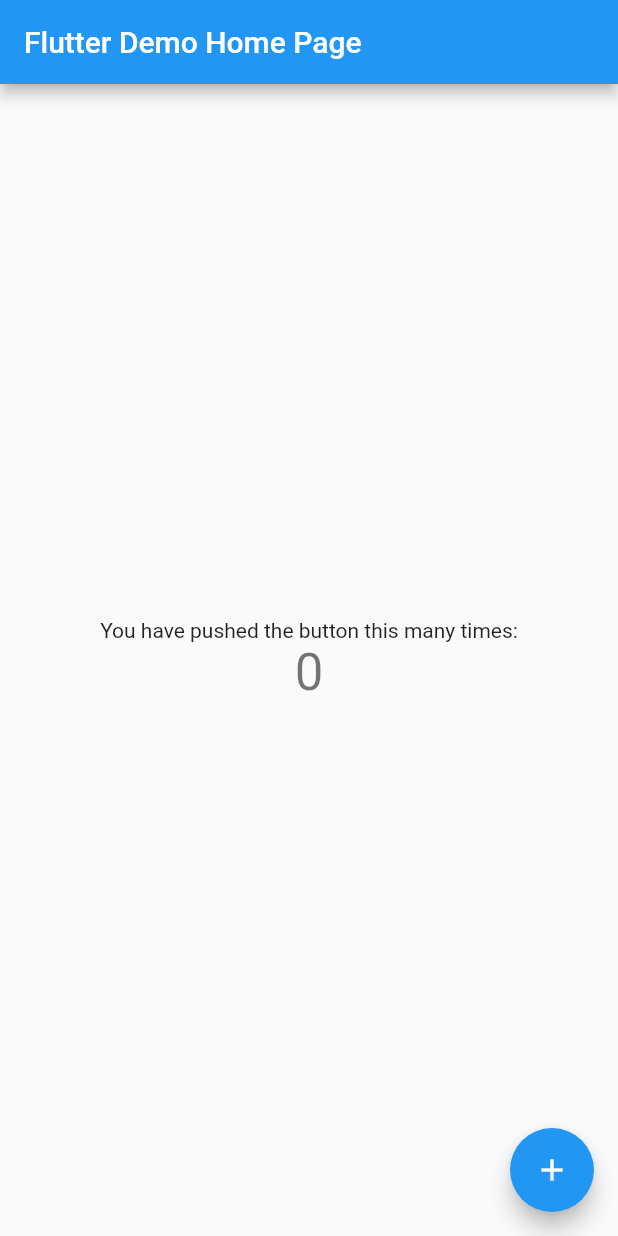
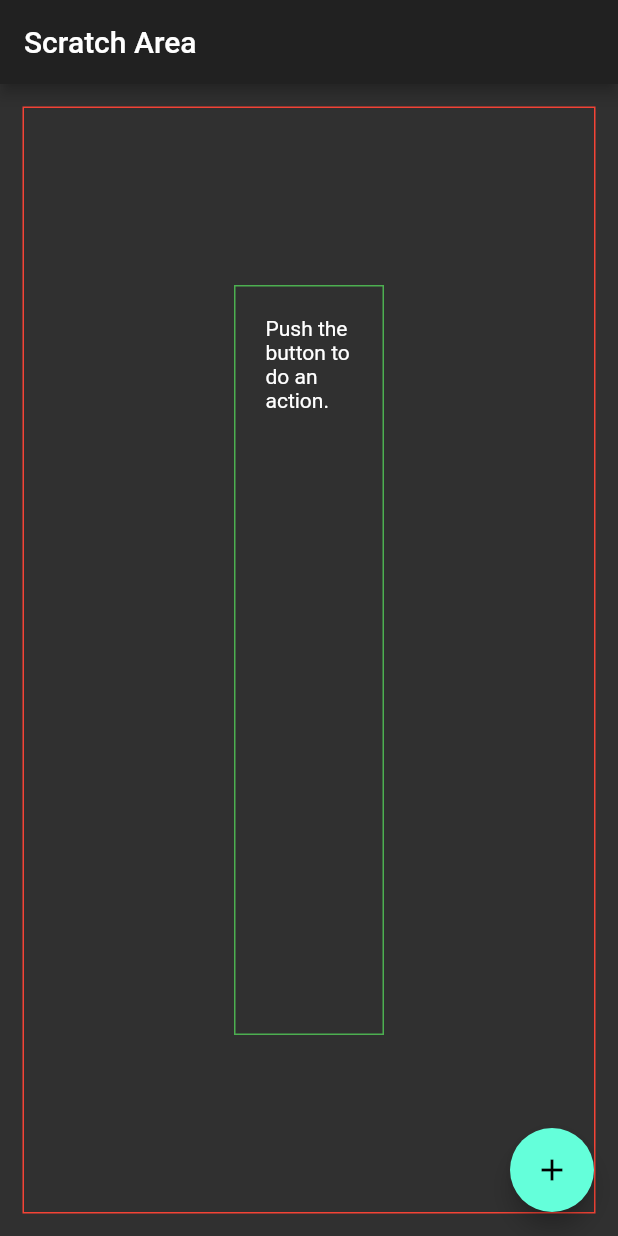
Before and after one commit to tmcmaster/flutter_scratch_area, a Flutter app: the screen it shows after launch, on a phone screen of 412 x 824 dp. Run offline on Flutter 3.47's test engine with Material 2 defaults, Android fonts, the light colour scheme and no system bars; our stand-ins replace carousel_slider; missing offline and left inert: graphview.

Commit message:
added a ViewPane widget.

```diff
--- a/analysis_options.yaml
+++ b/analysis_options.yaml
@@ -10,7 +10,11 @@
 # linter:
 #   rules:
 #     - camel_case_types
+# For list of options see: https://dart-lang.github.io/linter/lints/
 
+linter:
+  rules:
+    prefer_const_declarations: true
 
 analyzer:
   exclude:
--- /dev/null
+++ b/lib/apps/scratch_area_app.dart
@@ -0,0 +1,38 @@
+import 'package:flutter/material.dart';
+import 'package:flutter_scratch_area/widgets/scratch_area/view_pane.dart';
+
+class ScratchArea extends StatelessWidget {
+  static Widget create() => ScratchArea();
+
+  static const String title = 'Scratch Area';
+  const ScratchArea({
+    Key? key,
+  }) : super(key: key);
+
+  @override
+  Widget build(BuildContext context) {
+    return MaterialApp(
+      title: title,
+      theme: ThemeData.dark(),
+      home: SafeArea(
+        child: Scaffold(
+          appBar: AppBar(
+            title: const Text(title),
+          ),
+          body: ViewPane(
+            width: 100,
+            height: 500,
+            child: Text(
+              'Push the button to do an action.',
+            ),
+          ),
+          floatingActionButton: FloatingActionButton(
+            onPressed: () {},
+            tooltip: 'Do Action',
+            child: Icon(Icons.add),
+          ),
+        ),
+      ),
+    );
+  }
+}
--- a/lib/apps/test_carousel_app.dart
+++ b/lib/apps/test_carousel_app.dart
@@ -12,9 +12,9 @@
   'https://images.unsplash.com/photo-1519985176271-adb1088fa94c?ixlib=rb-0.3.5&ixid=eyJhcHBfaWQiOjEyMDd9&s=a0c8d632e977f94e5d312d9893258f59&auto=format&fit=crop&w=1355&q=80'
 ];
 
-void main() => runApp(CarouselDemo());
+class CarouselDemo extends StatelessWidget {
+  static Widget create() => CarouselDemo();
 
-class CarouselDemo extends StatelessWidget {
   @override
   Widget build(BuildContext context) {
     return MaterialApp(initialRoute: '/', routes: {
--- a/lib/apps/test-counter-app.dart
+++ b/lib/apps/test_counter_app.dart
@@ -1,9 +1,8 @@
 import 'package:flutter/material.dart';
 
-// application entry
-void main() => runApp(MyApp());
+class MyApp extends StatelessWidget {
+  static Widget create() => MyApp();
 
-class MyApp extends StatelessWidget {
   @override
   Widget build(BuildContext context) {
     return MaterialApp(
@@ -13,7 +12,7 @@
         primarySwatch: Colors.blue,
       ),
       // Apply home route
-      home: MyHomePage(title: 'Flutter Demo Home Page'),
+      home: MyHomePage(title: 'Counter App'),
     );
   }
 }
--- a/lib/apps/test_graphview_app.dart
+++ b/lib/apps/test_graphview_app.dart
@@ -3,11 +3,9 @@
 import 'package:flutter/material.dart';
 import 'package:graphview/GraphView.dart';
 
-void main() {
-  runApp(MyApp());
-}
+class GraphViewDemo extends StatelessWidget {
+  static Widget create() => GraphViewDemo();
 
-class MyApp extends StatelessWidget {
   @override
   Widget build(BuildContext context) => MaterialApp(
         home: TreeViewPage(),
--- a/lib/main.dart
+++ b/lib/main.dart
@@ -1,113 +1,29 @@
 import 'package:flutter/material.dart';
+import 'package:flutter_scratch_area/apps/scratch_area_app.dart';
+import 'package:flutter_scratch_area/apps/test_carousel_app.dart';
+import 'package:flutter_scratch_area/apps/test_counter_app.dart';
+import 'package:flutter_scratch_area/apps/test_graphview_app.dart';
+
+typedef WidgetCreateFunction = Widget Function();
+
+class Apps {
+  static const String COUNTER = 'counter';
+  static const String SCRATCH_AREA = 'scratch-area';
+  static const String CAROUSEL = 'carousel';
+  static const String GRAPH_VIEW = 'graph-view';
+}
 
 void main() {
-  runApp(MyApp());
+  final map = <String, WidgetCreateFunction>{
+    Apps.COUNTER: MyApp.create,
+    Apps.SCRATCH_AREA: ScratchArea.create,
+    Apps.CAROUSEL: CarouselDemo.create,
+    Apps.GRAPH_VIEW: GraphViewDemo.create,
+  };
+
+  const appName = String.fromEnvironment('app', defaultValue: Apps.SCRATCH_AREA);
+
+  final createAppWidget = map[appName] ?? ScratchArea.create;
+
+  runApp(createAppWidget());
 }
-
-class MyApp extends StatelessWidget {
-  // This widget is the root of your application.
-  @override
-  Widget build(BuildContext context) {
-    return MaterialApp(
-      title: 'Flutter Demo',
-      theme: ThemeData(
-        // This is the theme of your application.
-        //
-        // Try running your application with "flutter run". You'll see the
-        // application has a blue toolbar. Then, without quitting the app, try
-        // changing the primarySwatch below to Colors.green and then invoke
-        // "hot reload" (press "r" in the console where you ran "flutter run",
-        // or simply save your changes to "hot reload" in a Flutter IDE).
-        // Notice that the counter didn't reset back to zero; the application
-        // is not restarted.
-        primarySwatch: Colors.blue,
-      ),
-      home: MyHomePage(title: 'Flutter Demo Home Page'),
-    );
-  }
-}
-
-class MyHomePage extends StatefulWidget {
-  MyHomePage({Key? key, required this.title}) : super(key: key);
-
-  // This widget is the home page of your application. It is stateful, meaning
-  // that it has a State object (defined below) that contains fields that affect
-  // how it looks.
-
-  // This class is the configuration for the state. It holds the values (in this
-  // case the title) provided by the parent (in this case the App widget) and
-  // used by the build method of the State. Fields in a Widget subclass are
-  // always marked "final".
-
-  final String title;
-
-  @override
-  _MyHomePageState createState() => _MyHomePageState();
-}
-
-class _MyHomePageState extends State<MyHomePage> {
-  int _counter = 0;
-
-  void _incrementCounter() {
-    setState(() {
-      // This call to setState tells the Flutter framework that something has
-      // changed in this State, which causes it to rerun the build method below
-      // so that the display can reflect the updated values. If we changed
-      // _counter without calling setState(), then the build method would not be
-      // called again, and so nothing would appear to happen.
-      _counter++;
-    });
-  }
-
-  @override
-  Widget build(BuildContext context) {
-    // This method is rerun every time setState is called, for instance as done
-    // by the _incrementCounter method above.
-    //
-    // The Flutter framework has been optimized to make rerunning build methods
-    // fast, so that you can just rebuild anything that needs updating rather
-    // than having to individually change instances of widgets.
-    return Scaffold(
-      appBar: AppBar(
-        // Here we take the value from the MyHomePage object that was created by
-        // the App.build method, and use it to set our appbar title.
-        title: Text(widget.title),
-      ),
-      body: Center(
-        // Center is a layout widget. It takes a single child and positions it
-        // in the middle of the parent.
-        child: Column(
-          // Column is also a layout widget. It takes a list of children and
-          // arranges them vertically. By default, it sizes itself to fit its
-          // children horizontally, and tries to be as tall as its parent.
-          //
-          // Invoke "debug painting" (press "p" in the console, choose the
-          // "Toggle Debug Paint" action from the Flutter Inspector in Android
-          // Studio, or the "Toggle Debug Paint" command in Visual Studio Code)
-          // to see the wireframe for each widget.
-          //
-          // Column has various properties to control how it sizes itself and
-          // how it positions its children. Here we use mainAxisAlignment to
-          // center the children vertically; the main axis here is the vertical
-          // axis because Columns are vertical (the cross axis would be
-          // horizontal).
-          mainAxisAlignment: MainAxisAlignment.center,
-          children: <Widget>[
-            Text(
-              'You have pushed the button this many times:',
-            ),
-            Text(
-              '$_counter',
-              style: Theme.of(context).textTheme.headline4,
-            ),
-          ],
-        ),
-      ),
-      floatingActionButton: FloatingActionButton(
-        onPressed: _incrementCounter,
-        tooltip: 'Increment',
-        child: Icon(Icons.add),
-      ), // This trailing comma makes auto-formatting nicer for build methods.
-    );
-  }
-}
--- /dev/null
+++ b/lib/widgets/scratch_area/view_pane.dart
@@ -0,0 +1,143 @@
+import 'package:flutter/material.dart';
+
+class ViewPane extends StatelessWidget {
+  final Widget child;
+  final double width;
+  final double height;
+
+  const ViewPane({
+    Key? key,
+    required this.child,
+    this.width = double.infinity,
+    this.height = double.infinity,
+  }) : super(key: key);
+
+  @override
+  Widget build(BuildContext context) {
+    return (width == double.infinity
+        ? _ViewPaneVariableHeight(
+            height: height,
+            child: child,
+          )
+        : (height == double.infinity
+            ? _ViewPaneVariableWidth(
+                width: width,
+                child: child,
+              )
+            : _ViewPaneVariableBoth(
+                width: width,
+                height: height,
+                child: child,
+              )));
+  }
+}
+
+class _ViewPaneVariableBoth extends StatelessWidget {
+  final Widget child;
+  final double width;
+  final double height;
+
+  const _ViewPaneVariableBoth({
+    Key? key,
+    required this.child,
+    this.width = double.infinity,
+    this.height = double.infinity,
+  }) : super(key: key);
+
+  @override
+  Widget build(BuildContext context) {
+    return Container(
+      margin: const EdgeInsets.all(15.0),
+      padding: const EdgeInsets.all(3.0),
+      decoration: BoxDecoration(border: Border.all(color: Colors.red)),
+      child: Center(
+        child: Column(
+          mainAxisAlignment: MainAxisAlignment.center,
+          children: <Widget>[
+            Container(
+              width: width,
+              height: height,
+              margin: const EdgeInsets.all(15.0),
+              padding: const EdgeInsets.all(20.0),
+              decoration: BoxDecoration(border: Border.all(color: Colors.green)),
+              child: child,
+            ),
+          ],
+        ),
+      ),
+    );
+  }
+}
+
+class _ViewPaneVariableHeight extends StatelessWidget {
+  final Widget child;
+  final double width;
+  final double height;
+  const _ViewPaneVariableHeight({
+    Key? key,
+    required this.child,
+    this.width = double.infinity,
+    this.height = double.infinity,
+  }) : super(key: key);
+
+  @override
+  Widget build(BuildContext context) {
+    return Container(
+      height: double.infinity,
+      margin: const EdgeInsets.all(15.0),
+      padding: const EdgeInsets.all(3.0),
+      decoration: BoxDecoration(border: Border.all(color: Colors.red)),
+      child: Row(
+        mainAxisAlignment: MainAxisAlignment.center,
+        children: [
+          Expanded(
+            child: Container(
+              height: height,
+              margin: const EdgeInsets.all(15.0),
+              padding: const EdgeInsets.all(20.0),
+              decoration: BoxDecoration(border: Border.all(color: Colors.green)),
+              child: child,
+            ),
+          ),
+        ],
+      ),
+    );
+  }
+}
+
+class _ViewPaneVariableWidth extends StatelessWidget {
+  final Widget child;
+  final double width;
+  final double height;
+  const _ViewPaneVariableWidth({
+    Key? key,
+    required this.child,
+    this.width = double.infinity,
+    this.height = double.infinity,
+  }) : super(key: key);
+
+  @override
+  Widget build(BuildContext context) {
+    return Container(
+      margin: const EdgeInsets.all(15.0),
+      padding: const EdgeInsets.all(3.0),
+      decoration: BoxDecoration(border: Border.all(color: Colors.red)),
+      child: Center(
+        child: Column(
+          mainAxisAlignment: MainAxisAlignment.center,
+          children: <Widget>[
+            Expanded(
+              child: Container(
+                width: width,
+                margin: const EdgeInsets.all(15.0),
+                padding: const EdgeInsets.all(20.0),
+                decoration: BoxDecoration(border: Border.all(color: Colors.green)),
+                child: child,
+              ),
+            ),
+          ],
+        ),
+      ),
+    );
+  }
+}
--- a/pubspec.yaml
+++ b/pubspec.yaml
@@ -30,6 +30,7 @@
   cupertino_icons: ^1.0.2
   carousel_slider: ^4.0.0-nullsafety.0
   graphview: ^1.0.0-nullsafety.1
+  args:
 
 dev_dependencies:
   flutter_test:
```
Also changed, not shown: lib/widgets/scratch_area/responsive-safe-area.dart (added, +30 -0 lines), lib/widgets/scratch_area/view-pane-full-height.dart (added, +28 -0 lines), lib/widgets/scratch_area/view_pane_full_width.dart (added, +25 -0 lines), 2 other files.
